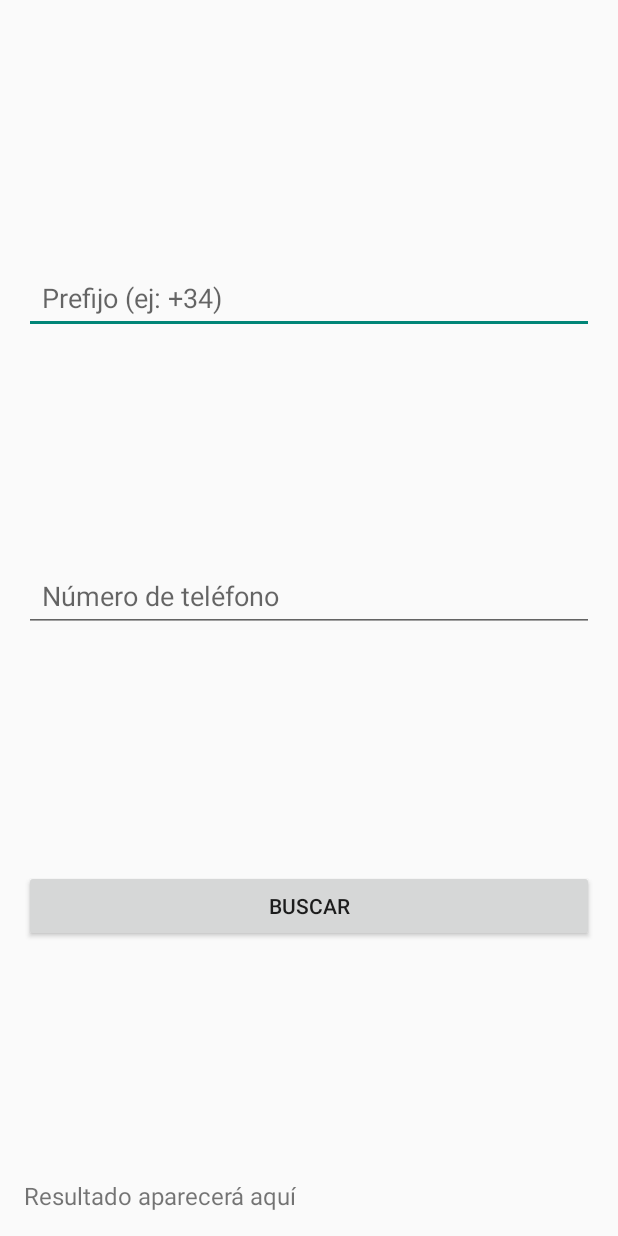
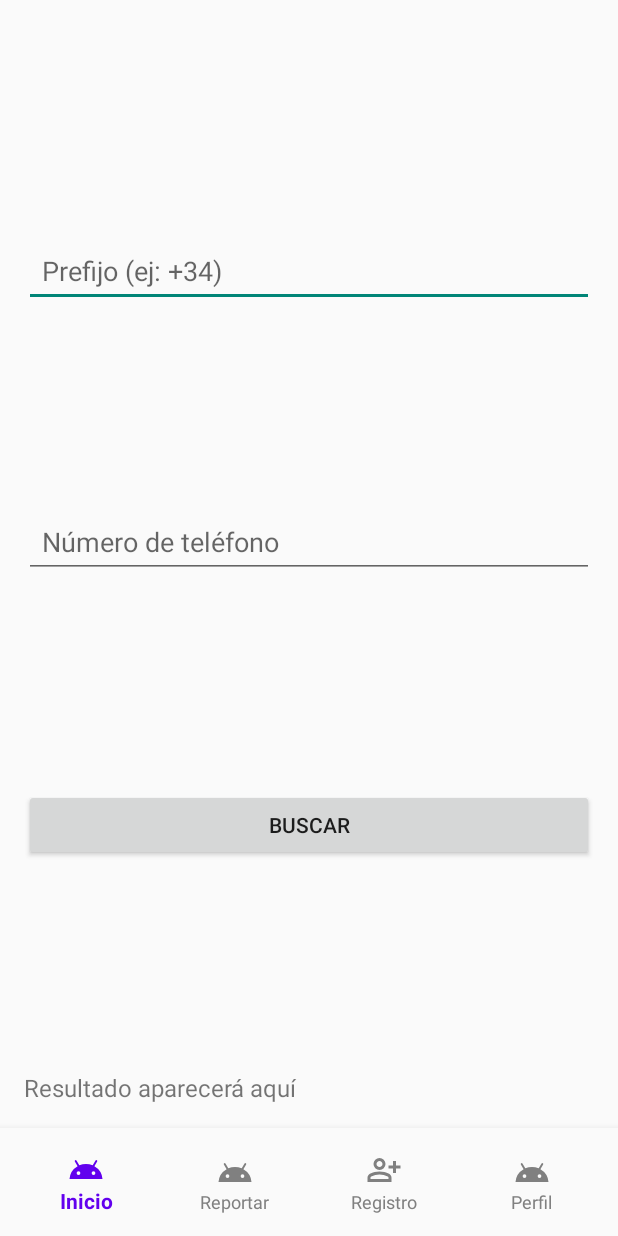
Before and after one commit to Dan1Ma/LockOut, an Android app built with Jetpack Compose: the Pag1 screen opened directly, with no data from a screen before it, on a phone screen of 412 x 824 dp. Run offline under Robolectric (Android 15) with nearby library versions, the phone set to English and light mode, and no system bars.

Commit message:
Sprint 4

```diff
--- a/app/src/main/java/com/example/lockouts1/Pag1.kt
+++ b/app/src/main/java/com/example/lockouts1/Pag1.kt
@@ -49,10 +49,6 @@ class Pag1 : AppCompatActivity() {
                 }
                 R.id.nav_reportar -> {
                     Toast.makeText(this, "Reportar seleccionado", Toast.LENGTH_SHORT).show()
-                    true
-                }
-                R.id.nav_configuracion -> {
-                    Toast.makeText(this, "Configuración seleccionada", Toast.LENGTH_SHORT).show()
                     true
                 }
                 R.id.nav_estafas_comunes -> {
--- /dev/null
+++ b/app/src/main/res/drawable/person_add_24px.xml
@@ -0,0 +1,10 @@
+<vector xmlns:android="http://schemas.android.com/apk/res/android"
+    android:width="24dp"
+    android:height="24dp"
+    android:viewportWidth="960"
+    android:viewportHeight="960"
+    android:tint="?attr/colorControlNormal">
+  <path
+      android:fillColor="@android:color/white"
+      android:pathData="M720,560L720,440L600,440L600,360L720,360L720,240L800,240L800,360L920,360L920,440L800,440L800,560L720,560ZM360,480Q294,480 247,433Q200,386 200,320Q200,254 247,207Q294,160 360,160Q426,160 473,207Q520,254 520,320Q520,386 473,433Q426,480 360,480ZM40,800L40,688Q40,654 57.5,625.5Q75,597 104,582Q166,551 230,535.5Q294,520 360,520Q426,520 490,535.5Q554,551 616,582Q645,597 662.5,625.5Q680,654 680,688L680,800L40,800ZM120,720L600,720L600,688Q600,677 594.5,668Q589,659 580,654Q526,627 471,613.5Q416,600 360,600Q304,600 249,613.5Q194,627 140,654Q131,659 125.5,668Q120,677 120,688L120,720ZM360,400Q393,400 416.5,376.5Q440,353 440,320Q440,287 416.5,263.5Q393,240 360,240Q327,240 303.5,263.5Q280,287 280,320Q280,353 303.5,376.5Q327,400 360,400ZM360,320Q360,320 360,320Q360,320 360,320Q360,320 360,320Q360,320 360,320Q360,320 360,320Q360,320 360,320Q360,320 360,320Q360,320 360,320ZM360,720L360,720Q360,720 360,720Q360,720 360,720Q360,720 360,720Q360,720 360,720Q360,720 360,720Q360,720 360,720Q360,720 360,720Q360,720 360,720L360,720Z"/>
+</vector>
--- a/app/src/main/res/layout/activity_pag1.xml
+++ b/app/src/main/res/layout/activity_pag1.xml
@@ -72,7 +72,7 @@
     <com.google.android.material.bottomnavigation.BottomNavigationView
         android:id="@+id/bottomNavigationView"
         android:layout_width="0dp"
-        android:layout_height="0dp"
+        android:layout_height="wrap_content"
         android:background="?android:attr/windowBackground"
         android:padding="8dp"
         app:itemIconTint="@color/nav_tint"
@@ -83,4 +83,5 @@
         app:layout_constraintStart_toStartOf="parent"
         app:menu="@menu/bottom_nav_menu" />
 
+
 </androidx.constraintlayout.widget.ConstraintLayout>
--- a/app/src/main/res/menu/bottom_nav_menu.xml
+++ b/app/src/main/res/menu/bottom_nav_menu.xml
@@ -6,18 +6,14 @@
         android:title="Inicio" />
     <item
         android:id="@+id/nav_busquedas"
-        android:icon="@drawable/search_24px"
-        android:title="Búsquedas" />
-    <item
-        android:id="@+id/nav_reportar"
         android:icon="@drawable/report_24px"
         android:title="Reportar" />
     <item
-        android:id="@+id/nav_configuracion"
-        android:icon="@drawable/settings_24px"
-        android:title="Configuración" />
+        android:id="@+id/nav_reportar"
+        android:icon="@drawable/person_add_24px"
+        android:title="Registro" />
     <item
         android:id="@+id/nav_estafas_comunes"
-        android:icon="@drawable/warning_24px"
-        android:title="Estafas Comunes" />
+        android:icon="@drawable/settings_24px"
+        android:title="Perfil" />
 </menu>
```
